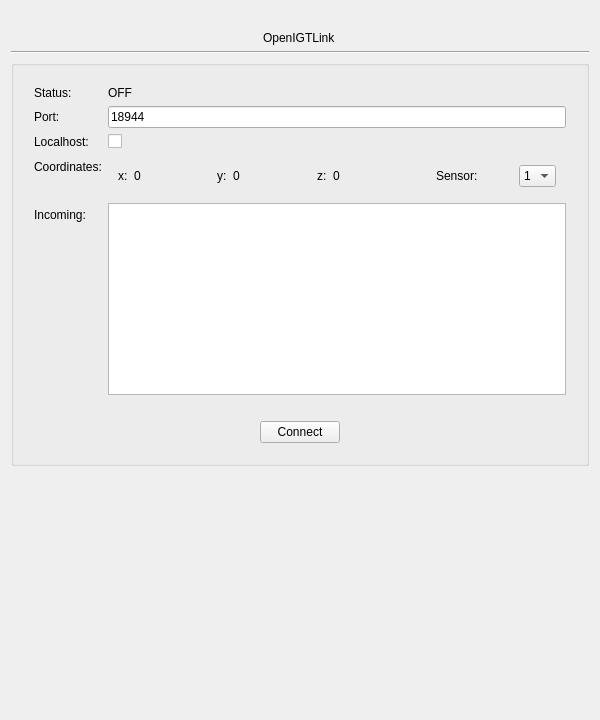
First picture: the form in app/gui/QtUI/igtwidget.ui, repository AnserEMT/Qt-Anser, before the edit.
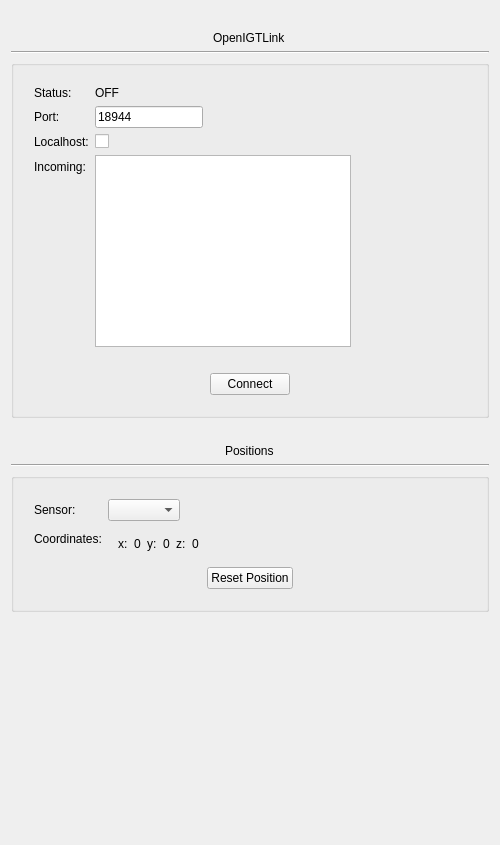
Second picture: the form after the edit.

Commit message: Updated app with latest python-anser (submodule) changes - 6DOF, Reset Solver Function. Updated IGTWidget to show all sensor positions and added reset solver button.

```diff
--- a/app/gui/QtUI/igtwidget.ui
+++ b/app/gui/QtUI/igtwidget.ui
@@ -6,8 +6,8 @@
    <rect>
     <x>0</x>
     <y>0</y>
-    <width>600</width>
-    <height>720</height>
+    <width>500</width>
+    <height>845</height>
    </rect>
   </property>
   <property name="minimumSize">
@@ -32,7 +32,7 @@
       <enum>Qt::Vertical</enum>
      </property>
      <property name="sizeType">
-      <enum>QSizePolicy::Preferred</enum>
+      <enum>QSizePolicy::Fixed</enum>
      </property>
      <property name="sizeHint" stdset="0">
       <size>
@@ -44,6 +44,12 @@
    </item>
    <item alignment="Qt::AlignHCenter">
     <widget class="QLabel" name="label_14">
+     <property name="sizePolicy">
+      <sizepolicy hsizetype="Preferred" vsizetype="Preferred">
+       <horstretch>0</horstretch>
+       <verstretch>0</verstretch>
+      </sizepolicy>
+     </property>
      <property name="text">
       <string>OpenIGTLink</string>
      </property>
@@ -73,6 +79,9 @@
       </property>
       <item>
        <layout class="QFormLayout" name="formLayout">
+        <property name="fieldGrowthPolicy">
+         <enum>QFormLayout::FieldsStayAtSizeHint</enum>
+        </property>
         <item row="0" column="0">
          <widget class="QLabel" name="label_28">
           <property name="text">
@@ -121,21 +130,135 @@
           </property>
          </widget>
         </item>
-        <item row="4" column="0">
-         <widget class="QLabel" name="label_2">
-          <property name="sizePolicy">
-           <sizepolicy hsizetype="Preferred" vsizetype="Preferred">
-            <horstretch>0</horstretch>
-            <verstretch>0</verstretch>
-           </sizepolicy>
-          </property>
+        <item row="3" column="0">
+         <widget class="QLabel" name="label">
           <property name="text">
-           <string>Coordinates:</string>
+           <string>Incoming:</string>
           </property>
          </widget>
         </item>
+        <item row="3" column="1">
+         <widget class="QTextBrowser" name="incoming_browser"/>
+        </item>
         <item row="4" column="1">
-         <layout class="QHBoxLayout" name="horizontalLayout">
+         <widget class="QLabel" name="label_3">
+          <property name="text">
+           <string/>
+          </property>
+         </widget>
+        </item>
+       </layout>
+      </item>
+      <item alignment="Qt::AlignHCenter">
+       <widget class="QPushButton" name="apply_button">
+        <property name="sizePolicy">
+         <sizepolicy hsizetype="Fixed" vsizetype="Fixed">
+          <horstretch>0</horstretch>
+          <verstretch>0</verstretch>
+         </sizepolicy>
+        </property>
+        <property name="autoFillBackground">
+         <bool>false</bool>
+        </property>
+        <property name="text">
+         <string>Connect</string>
+        </property>
+       </widget>
+      </item>
+     </layout>
+    </widget>
+   </item>
+   <item>
+    <spacer name="verticalSpacer_4">
+     <property name="orientation">
+      <enum>Qt::Vertical</enum>
+     </property>
+     <property name="sizeType">
+      <enum>QSizePolicy::Fixed</enum>
+     </property>
+     <property name="sizeHint" stdset="0">
+      <size>
+       <width>20</width>
+       <height>20</height>
+      </size>
+     </property>
+    </spacer>
+   </item>
+   <item alignment="Qt::AlignHCenter">
+    <widget class="QLabel" name="label_7">
+     <property name="sizePolicy">
+      <sizepolicy hsizetype="Preferred" vsizetype="Preferred">
+       <horstretch>0</horstretch>
+       <verstretch>0</verstretch>
+      </sizepolicy>
+     </property>
+     <property name="text">
+      <string>Positions</string>
+     </property>
+    </widget>
+   </item>
+   <item>
+    <widget class="Line" name="line_2">
+     <property name="orientation">
+      <enum>Qt::Horizontal</enum>
+     </property>
+    </widget>
+   </item>
+   <item>
+    <widget class="QGroupBox" name="groupBox">
+     <property name="sizePolicy">
+      <sizepolicy hsizetype="Ignored" vsizetype="Minimum">
+       <horstretch>0</horstretch>
+       <verstretch>0</verstretch>
+      </sizepolicy>
+     </property>
+     <property name="title">
+      <string/>
+     </property>
+     <layout class="QGridLayout" name="gridLayout">
+      <property name="margin">
+       <number>20</number>
+      </property>
+      <item row="1" column="1">
+       <layout class="QFormLayout" name="formLayout_3">
+        <property name="fieldGrowthPolicy">
+         <enum>QFormLayout::FieldsStayAtSizeHint</enum>
+        </property>
+        <property name="leftMargin">
+         <number>0</number>
+        </property>
+        <property name="rightMargin">
+         <number>0</number>
+        </property>
+        <item row="0" column="0">
+         <widget class="QLabel" name="label_9">
+          <property name="text">
+           <string>Sensor:</string>
+          </property>
+         </widget>
+        </item>
+        <item row="0" column="1">
+         <widget class="QComboBox" name="sensor_combo">
+          <property name="sizePolicy">
+           <sizepolicy hsizetype="Maximum" vsizetype="Fixed">
+            <horstretch>0</horstretch>
+            <verstretch>0</verstretch>
+           </sizepolicy>
+          </property>
+         </widget>
+        </item>
+        <item row="1" column="0">
+         <widget class="QLabel" name="label_11">
+          <property name="text">
+           <string>Coordinates:</string>
+          </property>
+         </widget>
+        </item>
+        <item row="1" column="1">
+         <layout class="QHBoxLayout" name="horizontalLayout" stretch="0,0,0,0,0,0">
+          <property name="spacing">
+           <number>-1</number>
+          </property>
           <property name="margin">
            <number>10</number>
           </property>
@@ -205,93 +328,14 @@
             </property>
            </widget>
           </item>
-          <item>
-           <spacer name="verticalSpacer">
-            <property name="orientation">
-             <enum>Qt::Vertical</enum>
-            </property>
-            <property name="sizeType">
-             <enum>QSizePolicy::Preferred</enum>
-            </property>
-            <property name="sizeHint" stdset="0">
-             <size>
-              <width>20</width>
-              <height>40</height>
-             </size>
-            </property>
-           </spacer>
-          </item>
-          <item>
-           <widget class="QLabel" name="label_5">
-            <property name="text">
-             <string>Sensor:</string>
-            </property>
-           </widget>
-          </item>
-          <item>
-           <widget class="QComboBox" name="sensor">
-            <property name="sizePolicy">
-             <sizepolicy hsizetype="Maximum" vsizetype="Fixed">
-              <horstretch>0</horstretch>
-              <verstretch>0</verstretch>
-             </sizepolicy>
-            </property>
-            <item>
-             <property name="text">
-              <string>1</string>
-             </property>
-            </item>
-            <item>
-             <property name="text">
-              <string>2</string>
-             </property>
-            </item>
-            <item>
-             <property name="text">
-              <string>3</string>
-             </property>
-            </item>
-            <item>
-             <property name="text">
-              <string>4</string>
-             </property>
-            </item>
-           </widget>
-          </item>
          </layout>
         </item>
-        <item row="5" column="0">
-         <widget class="QLabel" name="label">
-          <property name="text">
-           <string>Incoming:</string>
-          </property>
-         </widget>
-        </item>
-        <item row="5" column="1">
-         <widget class="QTextBrowser" name="incoming_browser"/>
-        </item>
-        <item row="7" column="1">
-         <widget class="QLabel" name="label_3">
-          <property name="text">
-           <string/>
-          </property>
-         </widget>
-        </item>
        </layout>
       </item>
-      <item alignment="Qt::AlignHCenter">
-       <widget class="QPushButton" name="apply_button">
-        <property name="sizePolicy">
-         <sizepolicy hsizetype="Fixed" vsizetype="Fixed">
-          <horstretch>0</horstretch>
-          <verstretch>0</verstretch>
-         </sizepolicy>
-        </property>
-        <property name="autoFillBackground">
-         <bool>false</bool>
-        </property>
+      <item row="2" column="1" alignment="Qt::AlignHCenter">
+       <widget class="QPushButton" name="reset_position_button">
         <property name="text">
-         <string>Connect</string>
+         <string>Reset Position</string>
         </property>
        </widget>
       </item>
```
Left out of the diff: 2 changed lines with no effect on the pictures. The commit also changes 11 other files.
